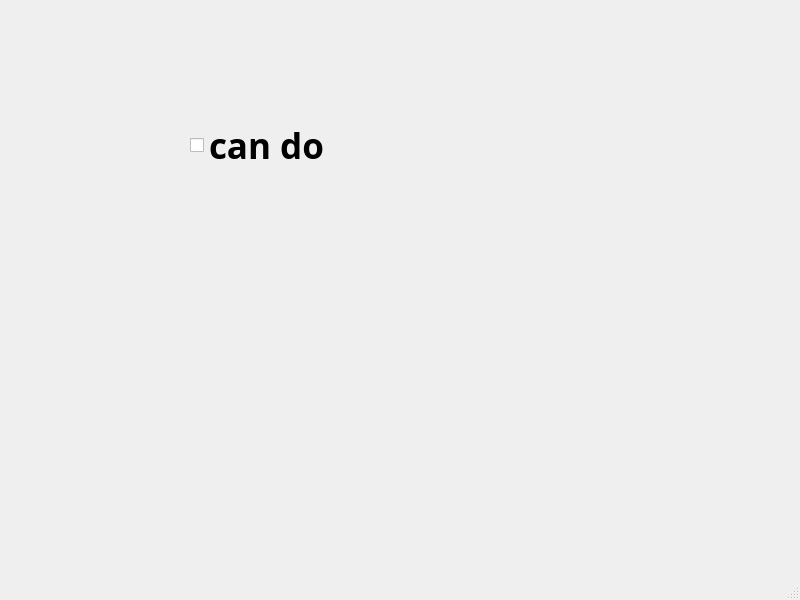
Before: the Qt Designer form Word-Printer/test.ui in OtakuTools/WordPrinter, drawn with Qt 5.
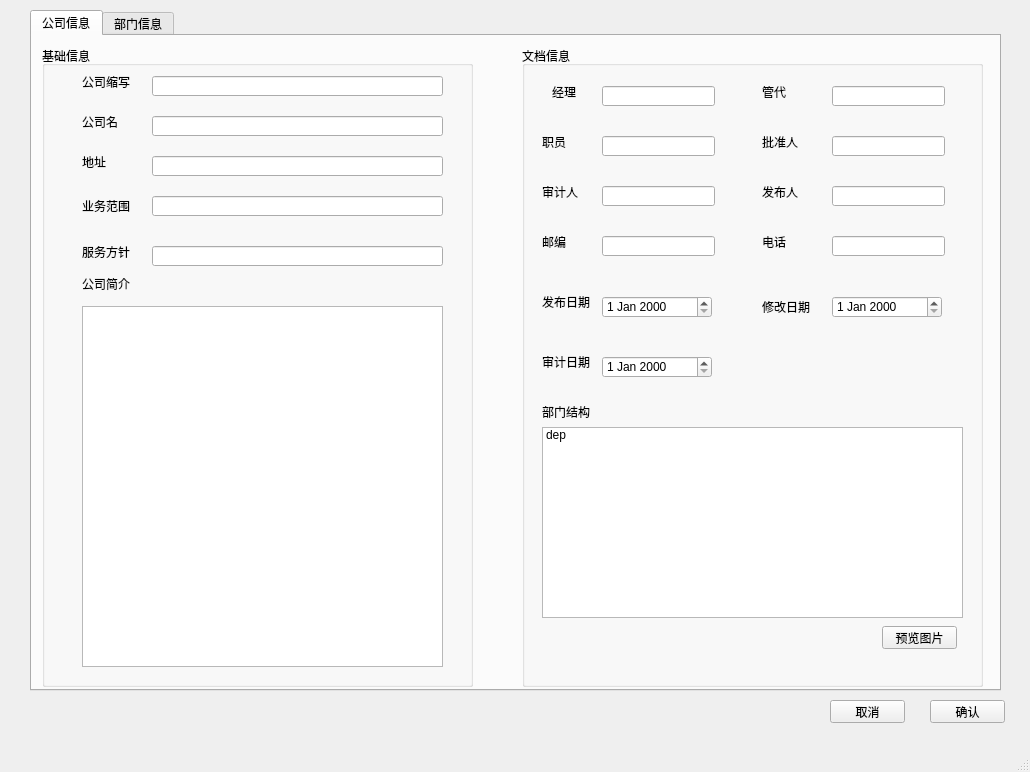
After: the same form once the commit is applied.

The edit to the form file:
```diff
--- a/Word-Printer/test.ui
+++ b/Word-Printer/test.ui
@@ -6,36 +6,519 @@
    <rect>
     <x>0</x>
     <y>0</y>
-    <width>800</width>
-    <height>600</height>
+    <width>1030</width>
+    <height>772</height>
    </rect>
   </property>
   <property name="windowTitle">
    <string>MainWindow</string>
   </property>
   <widget class="QWidget" name="centralwidget">
-   <widget class="QCheckBox" name="checkBox">
+   <widget class="QTabWidget" name="tabWidget">
     <property name="geometry">
      <rect>
-      <x>190</x>
-      <y>100</y>
-      <width>141</width>
-      <height>91</height>
+      <x>30</x>
+      <y>10</y>
+      <width>971</width>
+      <height>681</height>
      </rect>
     </property>
-    <property name="font">
-     <font>
-      <family>Adobe Arabic</family>
-      <pointsize>26</pointsize>
-      <weight>75</weight>
-      <bold>true</bold>
-     </font>
+    <property name="currentIndex">
+     <number>0</number>
     </property>
-    <property name="cursor">
-     <cursorShape>BusyCursor</cursorShape>
+    <widget class="QWidget" name="tab">
+     <attribute name="title">
+      <string>公司信息</string>
+     </attribute>
+     <widget class="QGroupBox" name="groupBox">
+      <property name="geometry">
+       <rect>
+        <x>10</x>
+        <y>10</y>
+        <width>431</width>
+        <height>641</height>
+       </rect>
+      </property>
+      <property name="title">
+       <string>基础信息</string>
+      </property>
+      <widget class="QPlainTextEdit" name="plainTextEdit">
+       <property name="geometry">
+        <rect>
+         <x>40</x>
+         <y>260</y>
+         <width>361</width>
+         <height>361</height>
+        </rect>
+       </property>
+      </widget>
+      <widget class="QLineEdit" name="lineEdit_4">
+       <property name="geometry">
+        <rect>
+         <x>110</x>
+         <y>150</y>
+         <width>291</width>
+         <height>20</height>
+        </rect>
+       </property>
+      </widget>
+      <widget class="QLabel" name="label_4">
+       <property name="geometry">
+        <rect>
+         <x>40</x>
+         <y>150</y>
+         <width>61</width>
+         <height>20</height>
+        </rect>
+       </property>
+       <property name="text">
+        <string>业务范围</string>
+       </property>
+      </widget>
+      <widget class="QLabel" name="label">
+       <property name="geometry">
+        <rect>
+         <x>40</x>
+         <y>30</y>
+         <width>54</width>
+         <height>12</height>
+        </rect>
+       </property>
+       <property name="text">
+        <string>公司缩写</string>
+       </property>
+      </widget>
+      <widget class="QLineEdit" name="lineEdit">
+       <property name="geometry">
+        <rect>
+         <x>110</x>
+         <y>30</y>
+         <width>291</width>
+         <height>20</height>
+        </rect>
+       </property>
+      </widget>
+      <widget class="QLabel" name="label_2">
+       <property name="geometry">
+        <rect>
+         <x>40</x>
+         <y>70</y>
+         <width>54</width>
+         <height>12</height>
+        </rect>
+       </property>
+       <property name="text">
+        <string>公司名</string>
+       </property>
+      </widget>
+      <widget class="QLineEdit" name="lineEdit_2">
+       <property name="geometry">
+        <rect>
+         <x>110</x>
+         <y>70</y>
+         <width>291</width>
+         <height>20</height>
+        </rect>
+       </property>
+      </widget>
+      <widget class="QLabel" name="label_3">
+       <property name="geometry">
+        <rect>
+         <x>40</x>
+         <y>110</y>
+         <width>54</width>
+         <height>12</height>
+        </rect>
+       </property>
+       <property name="text">
+        <string>地址</string>
+       </property>
+      </widget>
+      <widget class="QLineEdit" name="lineEdit_3">
+       <property name="geometry">
+        <rect>
+         <x>110</x>
+         <y>110</y>
+         <width>291</width>
+         <height>20</height>
+        </rect>
+       </property>
+      </widget>
+      <widget class="QLabel" name="label_5">
+       <property name="geometry">
+        <rect>
+         <x>40</x>
+         <y>230</y>
+         <width>81</width>
+         <height>16</height>
+        </rect>
+       </property>
+       <property name="text">
+        <string>公司简介</string>
+       </property>
+      </widget>
+      <widget class="QLineEdit" name="lineEdit_13">
+       <property name="geometry">
+        <rect>
+         <x>110</x>
+         <y>200</y>
+         <width>291</width>
+         <height>20</height>
+        </rect>
+       </property>
+      </widget>
+      <widget class="QLabel" name="label_14">
+       <property name="geometry">
+        <rect>
+         <x>40</x>
+         <y>200</y>
+         <width>54</width>
+         <height>12</height>
+        </rect>
+       </property>
+       <property name="text">
+        <string>服务方针</string>
+       </property>
+      </widget>
+     </widget>
+     <widget class="QGroupBox" name="groupBox_2">
+      <property name="geometry">
+       <rect>
+        <x>490</x>
+        <y>10</y>
+        <width>461</width>
+        <height>641</height>
+       </rect>
+      </property>
+      <property name="title">
+       <string>文档信息</string>
+      </property>
+      <widget class="QDateEdit" name="dateEdit_3">
+       <property name="geometry">
+        <rect>
+         <x>80</x>
+         <y>310</y>
+         <width>110</width>
+         <height>22</height>
+        </rect>
+       </property>
+      </widget>
+      <widget class="QLineEdit" name="lineEdit_12">
+       <property name="geometry">
+        <rect>
+         <x>80</x>
+         <y>190</y>
+         <width>113</width>
+         <height>20</height>
+        </rect>
+       </property>
+      </widget>
+      <widget class="QDateEdit" name="dateEdit">
+       <property name="geometry">
+        <rect>
+         <x>310</x>
+         <y>250</y>
+         <width>110</width>
+         <height>22</height>
+        </rect>
+       </property>
+      </widget>
+      <widget class="QLineEdit" name="lineEdit_10">
+       <property name="geometry">
+        <rect>
+         <x>310</x>
+         <y>90</y>
+         <width>113</width>
+         <height>20</height>
+        </rect>
+       </property>
+      </widget>
+      <widget class="QLineEdit" name="lineEdit_11">
+       <property name="geometry">
+        <rect>
+         <x>310</x>
+         <y>140</y>
+         <width>113</width>
+         <height>20</height>
+        </rect>
+       </property>
+      </widget>
+      <widget class="QLineEdit" name="lineEdit_6">
+       <property name="geometry">
+        <rect>
+         <x>80</x>
+         <y>90</y>
+         <width>113</width>
+         <height>20</height>
+        </rect>
+       </property>
+      </widget>
+      <widget class="QLineEdit" name="lineEdit_5">
+       <property name="geometry">
+        <rect>
+         <x>80</x>
+         <y>40</y>
+         <width>113</width>
+         <height>20</height>
+        </rect>
+       </property>
+      </widget>
+      <widget class="QDateEdit" name="dateEdit_2">
+       <property name="geometry">
+        <rect>
+         <x>80</x>
+         <y>250</y>
+         <width>110</width>
+         <height>22</height>
+        </rect>
+       </property>
+      </widget>
+      <widget class="QLineEdit" name="lineEdit_8">
+       <property name="geometry">
+        <rect>
+         <x>310</x>
+         <y>190</y>
+         <width>113</width>
+         <height>20</height>
+        </rect>
+       </property>
+      </widget>
+      <widget class="QLineEdit" name="lineEdit_9">
+       <property name="geometry">
+        <rect>
+         <x>310</x>
+         <y>40</y>
+         <width>113</width>
+         <height>20</height>
+        </rect>
+       </property>
+      </widget>
+      <widget class="QLineEdit" name="lineEdit_7">
+       <property name="geometry">
+        <rect>
+         <x>80</x>
+         <y>140</y>
+         <width>113</width>
+         <height>20</height>
+        </rect>
+       </property>
+      </widget>
+      <widget class="QPushButton" name="pushButton_3">
+       <property name="geometry">
+        <rect>
+         <x>360</x>
+         <y>580</y>
+         <width>75</width>
+         <height>23</height>
+        </rect>
+       </property>
+       <property name="text">
+        <string>预览图片</string>
+       </property>
+      </widget>
+      <widget class="QLabel" name="label_6">
+       <property name="geometry">
+        <rect>
+         <x>30</x>
+         <y>40</y>
+         <width>54</width>
+         <height>12</height>
+        </rect>
+       </property>
+       <property name="text">
+        <string>经理</string>
+       </property>
+      </widget>
+      <widget class="QLabel" name="label_7">
+       <property name="geometry">
+        <rect>
+         <x>240</x>
+         <y>40</y>
+         <width>54</width>
+         <height>12</height>
+        </rect>
+       </property>
+       <property name="text">
+        <string>管代</string>
+       </property>
+      </widget>
+      <widget class="QLabel" name="label_8">
+       <property name="geometry">
+        <rect>
+         <x>20</x>
+         <y>90</y>
+         <width>54</width>
+         <height>12</height>
+        </rect>
+       </property>
+       <property name="text">
+        <string>职员</string>
+       </property>
+      </widget>
+      <widget class="QLabel" name="label_9">
+       <property name="geometry">
+        <rect>
+         <x>240</x>
+         <y>90</y>
+         <width>54</width>
+         <height>12</height>
+        </rect>
+       </property>
+       <property name="text">
+        <string>批准人</string>
+       </property>
+      </widget>
+      <widget class="QLabel" name="label_10">
+       <property name="geometry">
+        <rect>
+         <x>20</x>
+         <y>140</y>
+         <width>54</width>
+         <height>12</height>
+        </rect>
+       </property>
+       <property name="text">
+        <string>审计人</string>
+       </property>
+      </widget>
+      <widget class="QLabel" name="label_11">
+       <property name="geometry">
+        <rect>
+         <x>240</x>
+         <y>140</y>
+         <width>54</width>
+         <height>12</height>
+        </rect>
+       </property>
+       <property name="text">
+        <string>发布人</string>
+       </property>
+      </widget>
+      <widget class="QLabel" name="label_12">
+       <property name="geometry">
+        <rect>
+         <x>20</x>
+         <y>190</y>
+         <width>54</width>
+         <height>12</height>
+        </rect>
+       </property>
+       <property name="text">
+        <string>邮编</string>
+       </property>
+      </widget>
+      <widget class="QLabel" name="label_13">
+       <property name="geometry">
+        <rect>
+         <x>240</x>
+         <y>190</y>
+         <width>54</width>
+         <height>12</height>
+        </rect>
+       </property>
+       <property name="text">
+        <string>电话</string>
+       </property>
+      </widget>
+      <widget class="QLabel" name="label_15">
+       <property name="geometry">
+        <rect>
+         <x>240</x>
+         <y>250</y>
+         <width>54</width>
+         <height>21</height>
+        </rect>
+       </property>
+       <property name="text">
+        <string>修改日期</string>
+       </property>
+      </widget>
+      <widget class="QLabel" name="label_16">
+       <property name="geometry">
+        <rect>
+         <x>20</x>
+         <y>250</y>
+         <width>54</width>
+         <height>12</height>
+        </rect>
+       </property>
+       <property name="text">
+        <string>发布日期</string>
+       </property>
+      </widget>
+      <widget class="QLabel" name="label_17">
+       <property name="geometry">
+        <rect>
+         <x>20</x>
+         <y>310</y>
+         <width>54</width>
+         <height>12</height>
+        </rect>
+       </property>
+       <property name="text">
+        <string>审计日期</string>
+       </property>
+      </widget>
+      <widget class="QLabel" name="label_18">
+       <property name="geometry">
+        <rect>
+         <x>20</x>
+         <y>360</y>
+         <width>54</width>
+         <height>12</height>
+        </rect>
+       </property>
+       <property name="text">
+        <string>部门结构</string>
+       </property>
+      </widget>
+      <widget class="QListWidget" name="listWidget">
+       <property name="geometry">
+        <rect>
+         <x>20</x>
+         <y>381</y>
+         <width>421</width>
+         <height>191</height>
+        </rect>
+       </property>
+       <item>
+        <property name="text">
+         <string>dep</string>
+        </property>
+       </item>
+      </widget>
+     </widget>
+    </widget>
+    <widget class="QWidget" name="tab_2">
+     <attribute name="title">
+      <string>部门信息</string>
+     </attribute>
+    </widget>
+   </widget>
+   <widget class="QPushButton" name="pushButton">
+    <property name="geometry">
+     <rect>
+      <x>930</x>
+      <y>700</y>
+      <width>75</width>
+      <height>23</height>
+     </rect>
     </property>
     <property name="text">
-     <string>can do</string>
+     <string>确认</string>
+    </property>
+   </widget>
+   <widget class="QPushButton" name="pushButton_2">
+    <property name="geometry">
+     <rect>
+      <x>830</x>
+      <y>700</y>
+      <width>75</width>
+      <height>23</height>
+     </rect>
+    </property>
+    <property name="text">
+     <string>取消</string>
     </property>
    </widget>
   </widget>
```
Left out of the diff: 2 changed lines with no effect on the pictures.
